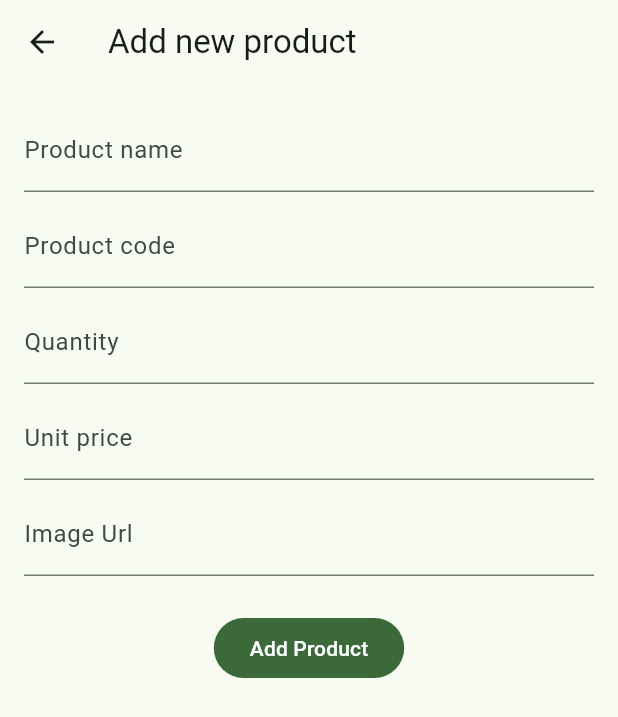
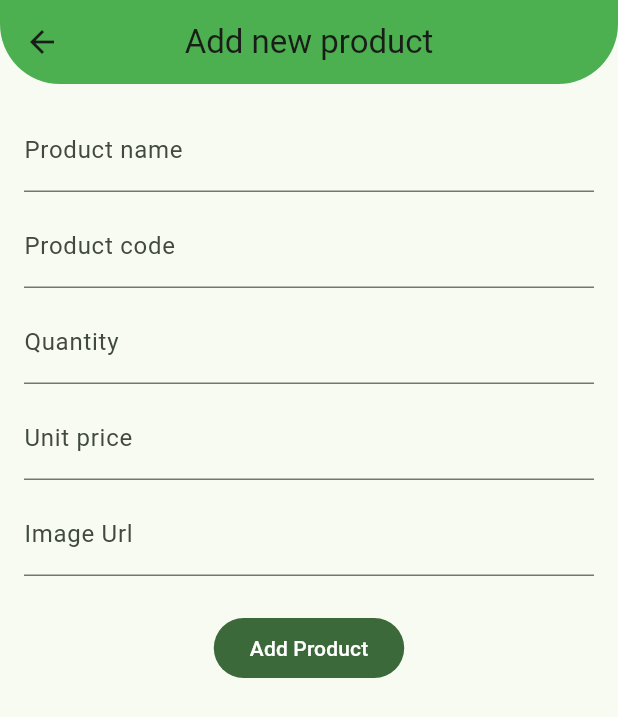
Before and after one commit to Sohelbd76/ostad_flutter, a Flutter app: the screen it shows after launch, after a tap on the "add" icon, on a phone screen of 412 x 824 dp. Shown: the top 717 px of the screen. Run offline on Flutter 3.47's test engine with Material 3 defaults, Android fonts, the phone set to English and light mode, and no system bars; network calls fail.

Commit message:
Assignment CRUD Apps and Live Test

```diff
--- a/lib/Module 11/class_2/Money MGM/MoneyMGMcgpt.dart
+++ b/lib/Module 11/class_2/Money MGM/MoneyMGMcgpt.dart
@@ -13,7 +13,7 @@
 import 'package:flutter/material.dart';
 import 'dart:math';
 
-import '../../../Module 12 API/Assignment_CRUD_APP/home_screen.dart';
+
 
 void main() => runApp(MoneyManagerApp());
 
--- a/lib/Module 12 API/API_CRUD _Project/home_screen.dart
+++ b/lib/Module 13_14 API/API_CRUD _Project/home_screen.dart
@@ -1,7 +1,7 @@
 import 'dart:math';
 
 import 'package:flutter/material.dart';
-import 'package:ostad_flutter/Module%2012%20API/API_CRUD%20_Project/productItem_widget.dart';
+import 'package:ostad_flutter/Module%2013_14%20API/API_CRUD%20_Project/productItem_widget.dart';
 
 import 'add_new_product_screeen.dart';
 
@@ -19,14 +19,14 @@ class _homeScreenState extends State<homeScreen_api> {
     return Scaffold(
       appBar: AppBar(
         title: Text('Product list',style: TextStyle(color: Colors.white),),
-        backgroundColor: Colors.green,
+
        //  actions: [Column(
        //   children: [
        //     Icon(Icons.menu),
        //     Icon(Icons.brightness_3_sharp)
        //   ],
        // ),],
-        centerTitle: true,
+        centerTitle: true,backgroundColor: Colors.green,shape:RoundedRectangleBorder(borderRadius: BorderRadius.only(bottomLeft:Radius.circular(20),bottomRight: Radius.circular(20))) ,
       ),
       body: ListView.separated(
         itemCount: 10,
--- a/lib/Module 12 API/API_CRUD _Project/productItem_widget.dart
+++ b/lib/Module 13_14 API/API_CRUD _Project/productItem_widget.dart
@@ -1,5 +1,5 @@
 import 'package:flutter/material.dart';
-import 'package:ostad_flutter/Module%2012%20API/API_CRUD%20_Project/update_Screen.dart';
+import 'package:ostad_flutter/Module%2013_14%20API/API_CRUD%20_Project/update_Screen.dart';
 
 
 class product_Item_widget extends StatelessWidget {
--- a/lib/Module 12 API/Assignment_CRUD_APP/add_new_product_screen.dart
+++ b/lib/Module 13_14 API/Assignment_CRUD_APP/add_new_product_screen.dart
@@ -2,7 +2,7 @@ import 'dart:convert';
 
 import 'package:flutter/material.dart';
 import 'package:http/http.dart';
-import 'package:ostad_flutter/Module%2012%20API/Assignment_CRUD_APP/snackbar_message.dart';
+import 'package:ostad_flutter/Module%2013_14%20API/Assignment_CRUD_APP/snackbar_message.dart';
 
 
 class AddNewProductScreen extends StatefulWidget {
@@ -24,7 +24,8 @@ class _AddNewProductScreenState extends State<AddNewProductScreen> {
   @override
   Widget build(BuildContext context) {
     return Scaffold(
-      appBar: AppBar(title: Text('Add new product')),
+      appBar: AppBar(title: const Text('Add new product'),
+      centerTitle: true,backgroundColor: Colors.green,shape:RoundedRectangleBorder(borderRadius: BorderRadius.only(bottomLeft:Radius.circular(40),bottomRight: Radius.circular(40))) ,),
       body: SingleChildScrollView(
         child: Form(
           key: _formKey,
--- a/lib/Module 12 API/Assignment_CRUD_APP/home_screen.dart
+++ b/lib/Module 13_14 API/Assignment_CRUD_APP/home_screen.dart
@@ -2,9 +2,9 @@ import 'dart:convert';
 
 import 'package:flutter/material.dart';
 import 'package:http/http.dart';
-import 'package:ostad_flutter/Module%2012%20API/Assignment_CRUD_APP/product_item.dart';
-import 'package:ostad_flutter/Module%2012%20API/Assignment_CRUD_APP/product_model.dart';
-import 'package:ostad_flutter/Module%2012%20API/Assignment_CRUD_APP/urls.dart';
+import 'package:ostad_flutter/Module%2013_14%20API/Assignment_CRUD_APP/product_item.dart';
+import 'package:ostad_flutter/Module%2013_14%20API/Assignment_CRUD_APP/product_model.dart';
+import 'package:ostad_flutter/Module%2013_14%20API/Assignment_CRUD_APP/urls.dart';
 
 import 'add_new_product_screen.dart';
 
@@ -53,6 +53,8 @@ class _HomeScreenState extends State<home_screen_for_CRUD_app> {
     return Scaffold(
       appBar: AppBar(
         title: Text('Product List'),
+        centerTitle: true,backgroundColor: Colors.green,shape:RoundedRectangleBorder(
+          borderRadius: BorderRadius.only(bottomLeft:Radius.circular(20),bottomRight: Radius.circular(20))) ,
         actions: [
           IconButton(
             onPressed: () {
--- a/lib/Module 12 API/Assignment_CRUD_APP/product_item.dart
+++ b/lib/Module 13_14 API/Assignment_CRUD_APP/product_item.dart
@@ -1,8 +1,8 @@
 import 'package:flutter/material.dart';
 import 'package:http/http.dart';
-import 'package:ostad_flutter/Module%2012%20API/Assignment_CRUD_APP/product_model.dart';
-import 'package:ostad_flutter/Module%2012%20API/Assignment_CRUD_APP/update_product_screen.dart';
-import 'package:ostad_flutter/Module%2012%20API/Assignment_CRUD_APP/urls.dart';
+import 'package:ostad_flutter/Module%2013_14%20API/Assignment_CRUD_APP/product_model.dart';
+import 'package:ostad_flutter/Module%2013_14%20API/Assignment_CRUD_APP/update_product_screen.dart';
+import 'package:ostad_flutter/Module%2013_14%20API/Assignment_CRUD_APP/urls.dart';
 
 class ProductItem extends StatefulWidget {
   const ProductItem({
--- a/lib/Module 12 API/Assignment_CRUD_APP/update_product_screen.dart
+++ b/lib/Module 13_14 API/Assignment_CRUD_APP/update_product_screen.dart
@@ -1,5 +1,5 @@
 import 'package:flutter/material.dart';
-import 'package:ostad_flutter/Module%2012%20API/Assignment_CRUD_APP/product_model.dart';
+import 'package:ostad_flutter/Module%2013_14%20API/Assignment_CRUD_APP/product_model.dart';
 
 class UpdateProductScreen extends StatefulWidget {
   const UpdateProductScreen({super.key, required this.product});
@@ -31,7 +31,9 @@ class _UpdateProductScreenState extends State<UpdateProductScreen> {
   @override
   Widget build(BuildContext context) {
     return Scaffold(
-      appBar: AppBar(title: Text('Update product')),
+      appBar: AppBar(title: Text('Update product'),
+        centerTitle: true,backgroundColor: Colors.green,shape:RoundedRectangleBorder(
+            borderRadius: BorderRadius.only(bottomLeft:Radius.circular(20),bottomRight: Radius.circular(20))) ,),
       body: SingleChildScrollView(
         child: Form(
           key: _formKey,
```
Also changed, not shown: lib/MyApp.dart (+4 -3 lines), lib/Module 13_14 API/API_CRUD _Project/add_new_product_screeen.dart (renamed from lib/Module 12 API/API_CRUD _Project/add_new_product_screeen.dart), lib/Module 13_14 API/API_CRUD _Project/update_Screen.dart (renamed from lib/Module 12 API/API_CRUD _Project/update_Screen.dart), lib/Module 13_14 API/Assignment_CRUD_APP/product_model.dart (renamed from lib/Module 12 API/Assignment_CRUD_APP/product_model.dart), lib/Module 13_14 API/Assignment_CRUD_APP/snackbar_message.dart (renamed from lib/Module 12 API/Assignment_CRUD_APP/snackbar_message.dart), lib/Module 13_14 API/Assignment_CRUD_APP/urls.dart (renamed from lib/Module 12 API/Assignment_CRUD_APP/urls.dart), lib/Module 13_14 API/Live_Test_3.dart (added).
